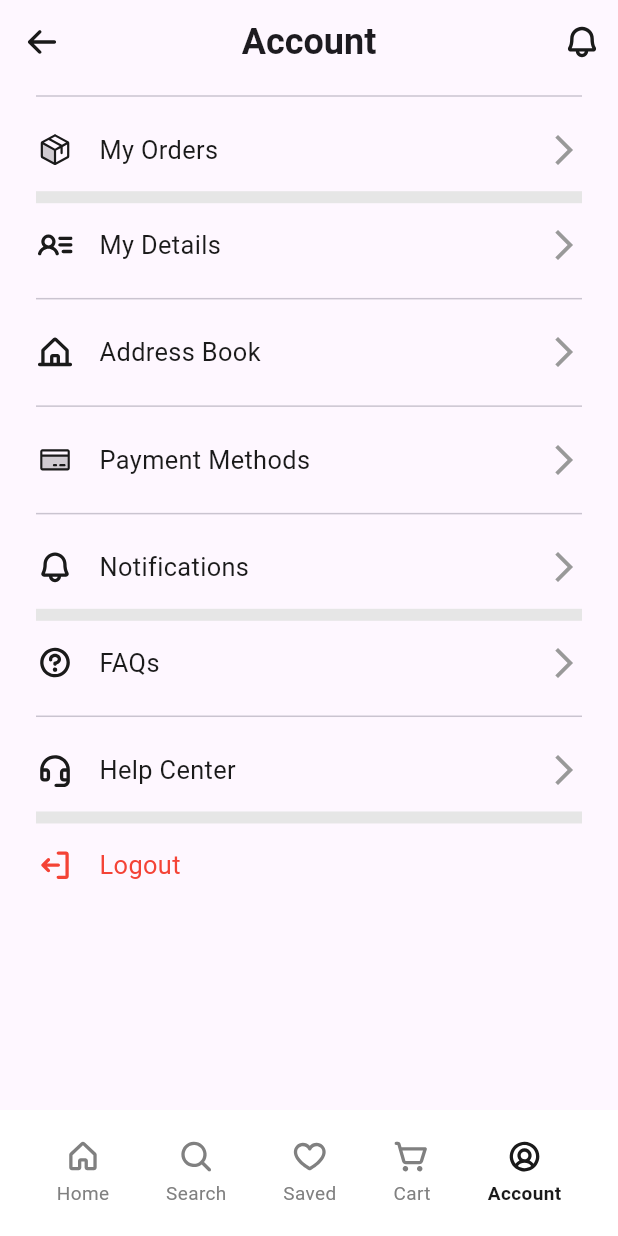
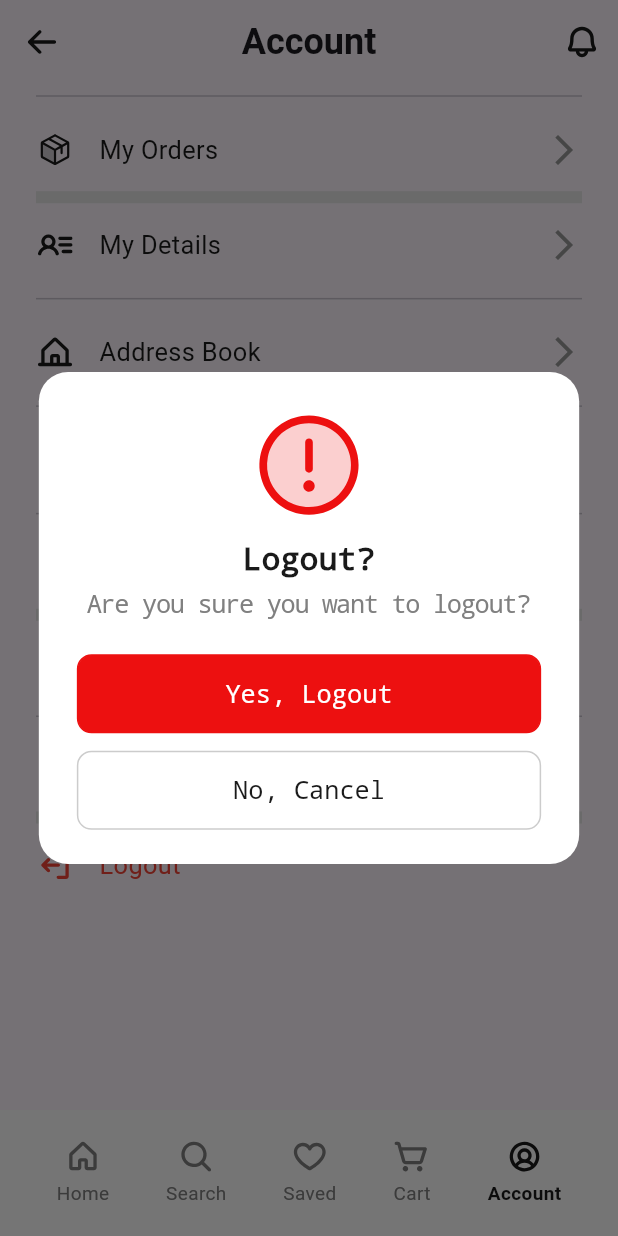
Before and after one commit to fanmirbott/StoreApp, a Flutter app: the AccountPage screen opened by its route, item 5 of the bottom bar chosen, after a tap on "Logout", on a phone screen of 412 x 824 dp. Run offline on Flutter 3.47's test engine with Material 3 defaults, Android fonts, the phone set to English and light mode, and no system bars; our stand-ins replace dartz, dio, firebase_core, firebase_messaging, flutter_bloc, flutter_screenutil and 5 more; accounts and stored records are empty; network calls fail.

Commit message:
commit xabari

```diff
--- a/lib/core/routing/router.dart
+++ b/lib/core/routing/router.dart
@@ -23,7 +23,7 @@ import 'package:storeapp/features/search/pages/search_page.dart';
 import '../../features/cartPage/pages/my_cart_page.dart';
 
 final router = GoRouter(
-  initialLocation: Routes.loginPage,
+  initialLocation: Routes.homePage,
   routes: [
     ShellRoute(
       builder: (context, state, child) => ChangeNotifierProvider(
--- a/lib/core/utils/colors.dart
+++ b/lib/core/utils/colors.dart
@@ -8,5 +8,6 @@ class AppColors{
   static const primary100 = Color(0xFFE6E6E6);
   static const primary200 = Color(0xFFCCCCCC);
   static const primary400 = Color(0xFF999999);
+  static const red = Color(0xFFED1010);
   static const transparent = Colors.transparent;
 }
--- a/lib/core/utils/icons.dart
+++ b/lib/core/utils/icons.dart
@@ -53,6 +53,7 @@ class AppIcons {
   static const String userDuotone = 'assets/icons/user-duotone.svg';
   static const String walletDuotone = 'assets/icons/wallet-duotone.svg';
   static const String warningCircle = 'assets/icons/WarningCircle.svg';
+  static const String warning = 'assets/icons/Warning.svg';
   static const String web = 'assets/icons/web.svg';
   static const String whatsapp = 'assets/icons/whatsapp.svg';
   static const String starRating = 'assets/icons/Rating.svg';
--- a/lib/features/account/pages/account_page.dart
+++ b/lib/features/account/pages/account_page.dart
@@ -1,7 +1,10 @@
 import 'package:flutter/material.dart';
 import 'package:flutter_screenutil/flutter_screenutil.dart';
 import 'package:flutter_svg/svg.dart';
+import 'package:go_router/go_router.dart';
+import 'package:storeapp/core/routing/routes.dart';
 import 'package:storeapp/core/utils/colors.dart';
+import 'package:storeapp/features/account/widgets/button_widget.dart';
 import '../../../core/utils/icons.dart';
 import '../../home/widgets/bottom_navigation_bar_app.dart';
 
@@ -37,7 +40,7 @@ class AccountPage extends StatelessWidget {
           children: [
             Divider(),
             InkWell(
-              onTap: (){},
+              onTap: () {},
               child: SizedBox(
                 height: 57.h,
                 child: Row(
@@ -52,7 +55,9 @@ class AccountPage extends StatelessWidget {
                         BlendMode.srcIn,
                       ),
                     ),
-                    SizedBox(width: 16.w,),
+                    SizedBox(
+                      width: 16.w,
+                    ),
                     Text(
                       'My Orders',
                       style: TextStyle(
@@ -76,7 +81,7 @@ class AccountPage extends StatelessWidget {
               color: AppColors.primary100,
             ),
             InkWell(
-              onTap: (){},
+              onTap: () {},
               child: SizedBox(
                 height: 57.h,
                 child: Row(
@@ -91,7 +96,9 @@ class AccountPage extends StatelessWidget {
                         BlendMode.srcIn,
                       ),
                     ),
-                    SizedBox(width: 16.w,),
+                    SizedBox(
+                      width: 16.w,
+                    ),
                     Text(
                       'My Details',
                       style: TextStyle(
@@ -111,7 +118,7 @@ class AccountPage extends StatelessWidget {
             ),
             Divider(),
             InkWell(
-              onTap: (){},
+              onTap: () {},
               child: SizedBox(
                 height: 57.h,
                 child: Row(
@@ -126,7 +133,9 @@ class AccountPage extends StatelessWidget {
                         BlendMode.srcIn,
                       ),
                     ),
-                    SizedBox(width: 16.w,),
+                    SizedBox(
+                      width: 16.w,
+                    ),
                     Text(
                       'Address Book',
                       style: TextStyle(
@@ -146,7 +155,7 @@ class AccountPage extends StatelessWidget {
             ),
             Divider(),
             InkWell(
-              onTap: (){},
+              onTap: () {},
               child: SizedBox(
                 height: 57.h,
                 child: Row(
@@ -161,7 +170,9 @@ class AccountPage extends StatelessWidget {
                         BlendMode.srcIn,
                       ),
                     ),
-                    SizedBox(width: 16.w,),
+                    SizedBox(
+                      width: 16.w,
+                    ),
                     Text(
                       'Payment Methods',
                       style: TextStyle(
@@ -181,7 +192,7 @@ class AccountPage extends StatelessWidget {
             ),
             Divider(),
             InkWell(
-              onTap: (){},
+              onTap: () {},
               child: SizedBox(
                 height: 57.h,
                 child: Row(
@@ -196,7 +207,9 @@ class AccountPage extends StatelessWidget {
                         BlendMode.srcIn,
                       ),
                     ),
-                    SizedBox(width: 16.w,),
+                    SizedBox(
+                      width: 16.w,
+                    ),
                     Text(
                       'Notifications',
                       style: TextStyle(
@@ -220,7 +233,7 @@ class AccountPage extends StatelessWidget {
               color: AppColors.primary100,
             ),
             InkWell(
-              onTap: (){},
+              onTap: () {},
               child: SizedBox(
                 height: 57.h,
                 child: Row(
@@ -235,7 +248,9 @@ class AccountPage extends StatelessWidget {
                         BlendMode.srcIn,
                       ),
                     ),
-                    SizedBox(width: 16.w,),
+                    SizedBox(
+                      width: 16.w,
+                    ),
                     Text(
                       'FAQs',
                       style: TextStyle(
@@ -255,7 +270,7 @@ class AccountPage extends StatelessWidget {
             ),
             Divider(),
             InkWell(
-              onTap: (){},
+              onTap: () {},
               child: SizedBox(
                 height: 57.h,
                 child: Row(
@@ -270,7 +285,9 @@ class AccountPage extends StatelessWidget {
                         BlendMode.srcIn,
                       ),
                     ),
-                    SizedBox(width: 16.w,),
+                    SizedBox(
+                      width: 16.w,
+                    ),
                     Text(
                       'Help Center',
                       style: TextStyle(
@@ -294,7 +311,80 @@ class AccountPage extends StatelessWidget {
               color: AppColors.primary100,
             ),
             InkWell(
-              onTap: (){},
+              onTap: () {
+                showDialog(
+                  context: context,
+                  builder: (context) => Center(
+                    child: Container(
+                      padding: EdgeInsetsGeometry.symmetric(
+                        horizontal: 24,
+                        vertical: 24,
+                      ),
+                      width: 341.w,
+                      height: 336.h,
+                      decoration: BoxDecoration(
+                        borderRadius: BorderRadiusGeometry.circular(20.r),
+                        color: AppColors.white,
+                      ),
+                      child: Column(
+                        children: [
+                          SvgPicture.asset(
+                            AppIcons.warning,
+                            width: 78.w,
+                            height: 78.h,
+                            fit: BoxFit.cover,
+                          ),
+                          SizedBox(
+                            height: 12.h,
+                          ),
+                          Text(
+                            'Logout?',
+                            style: TextStyle(
+                              fontWeight: FontWeight.w600,
+                              fontSize: 20.sp,
+                              color: AppColors.primary,
+                              decoration: TextDecoration.none,
+                            ),
+                          ),
+                          SizedBox(
+                            height: 8.h,
+                          ),
+                          Text(
+                            'Are you sure you want to logout?',
+                            style: TextStyle(
+                              fontWeight: FontWeight.w400,
+                              fontSize: 16.sp,
+                              color: AppColors.primary500,
+                              decoration: TextDecoration.none,
+                              letterSpacing: -0.9,
+                            ),
+                          ),
+                          SizedBox(height: 24.h,),
+                          ButtonWidget(
+                            onTap: () {
+                              context.push(Routes.loginPage);
+                            },
+                            text: 'Yes, Logout',
+                            buttonColor: AppColors.red,
+                            border: Border.all(color: AppColors.red),
+                            textColor: AppColors.white,
+                          ),
+                          SizedBox(height: 12.h,),
+                          ButtonWidget(
+                            onTap: () {
+                              context.pop(context);
+                            },
+                            text: 'No, Cancel',
+                            buttonColor: AppColors.white,
+                            border: Border.all(color: AppColors.primary200),
+                            textColor: AppColors.primary,
+                          ),
+                        ],
+                      ),
+                    ),
+                  ),
+                );
+              },
               child: SizedBox(
                 height: 57.h,
                 child: Row(
@@ -309,7 +399,9 @@ class AccountPage extends StatelessWidget {
                         BlendMode.srcIn,
                       ),
                     ),
-                    SizedBox(width: 16.w,),
+                    SizedBox(
+                      width: 16.w,
+                    ),
                     Text(
                       'Logout',
                       style: TextStyle(
--- /dev/null
+++ b/lib/features/account/widgets/button_widget.dart
@@ -0,0 +1,47 @@
+import 'package:flutter/material.dart';
+import 'package:flutter_screenutil/flutter_screenutil.dart';
+
+import '../../../core/utils/colors.dart';
+
+class ButtonWidget extends StatelessWidget {
+  const ButtonWidget({
+    required this.onTap,
+    super.key,
+    required this.text,
+    required this.buttonColor,
+    required this.border,
+    required this.textColor,
+  });
+
+  final VoidCallback onTap;
+  final String text;
+  final Color buttonColor;
+  final Color textColor;
+  final BoxBorder border;
+
+  @override
+  Widget build(BuildContext context) {
+    return GestureDetector(
+      onTap: onTap,
+      child: Container(
+        width: 293.w,
+        height: 54.h,
+        alignment: AlignmentGeometry.center,
+        decoration: BoxDecoration(
+          color: buttonColor,
+          borderRadius: BorderRadiusGeometry.circular(10.r),
+          border: border,
+        ),
+        child: Text(
+          text,
+          style: TextStyle(
+            fontSize: 16.sp,
+            fontWeight: FontWeight.w500,
+            color: textColor,
+            decoration: TextDecoration.none,
+          ),
+        ),
+      ),
+    );
+  }
+}
--- a/lib/features/home/pages/notification_page.dart
+++ b/lib/features/home/pages/notification_page.dart
@@ -35,10 +35,15 @@ class NotificationPage extends StatelessWidget {
             switch (state.status) {
               case Status.loading:
                 return const Center(child: CircularProgressIndicator());
-
               case Status.error:
                 return Center(
                   child: Text(state.errorMessage ?? "Something went wrong"),
+                );
+              case(Status.values == null):
+                return Column(
+                  children: [
+
+                  ],
                 );
               case Status.success:
                 if (state.notifications.isEmpty) {
--- a/lib/features/home/pages/product_detail_page.dart
+++ b/lib/features/home/pages/product_detail_page.dart
@@ -98,7 +98,7 @@ class _ProductDetailPageState extends State<ProductDetailPage> {
                             ),
                             SizedBox(height: 13.h),
                             InkWell(
-                              onTap: (){
+                              onTap: () {
                                 context.push(Routes.reviewsPage);
                               },
                               child: Row(
@@ -221,7 +221,11 @@ class _ProductDetailPageState extends State<ProductDetailPage> {
                           ),
                         ],
                       ),
-                      Container(
+                      GestureDetector(
+                        onTap: () {
+
+                        },
+                        child: Container(
                           width: 240.w,
                           height: 54.h,
                           decoration: BoxDecoration(
@@ -244,6 +248,7 @@ class _ProductDetailPageState extends State<ProductDetailPage> {
                             ],
                           ),
                         ),
+                      ),
                     ],
                   ),
                 ),
--- a/lib/main.dart
+++ b/lib/main.dart
@@ -22,7 +22,7 @@ void main() async {
   final token = await FirebaseMessaging.instance.getToken();
   await FirebaseMessaging.instance.requestPermission();
   print('telefon token🛑: ${token}');
-  runApp(const MyApp());
+  runApp( MyApp());
 }
 
 class MyApp extends StatelessWidget {
@@ -36,6 +36,7 @@ class MyApp extends StatelessWidget {
         RepositoryProvider(
           create: (context) => NotificationRepository(client: context.read()),
         ),
+
         RepositoryProvider(
           create: (context) => ProductDetailRepository(client: context.read()),
         ),
@@ -71,7 +72,7 @@ class MyApp extends StatelessWidget {
             ),
           ],
           child: ScreenUtilInit(
-            designSize: const Size(390, 844),
+            designSize: Size(390, 844),
             child: MaterialApp.router(
               debugShowCheckedModeBanner: false,
               routerConfig: router,
```
Also changed, not shown: assets/icons/Warning.svg (added). Lines whose indentation alone changed are shown as unchanged.
